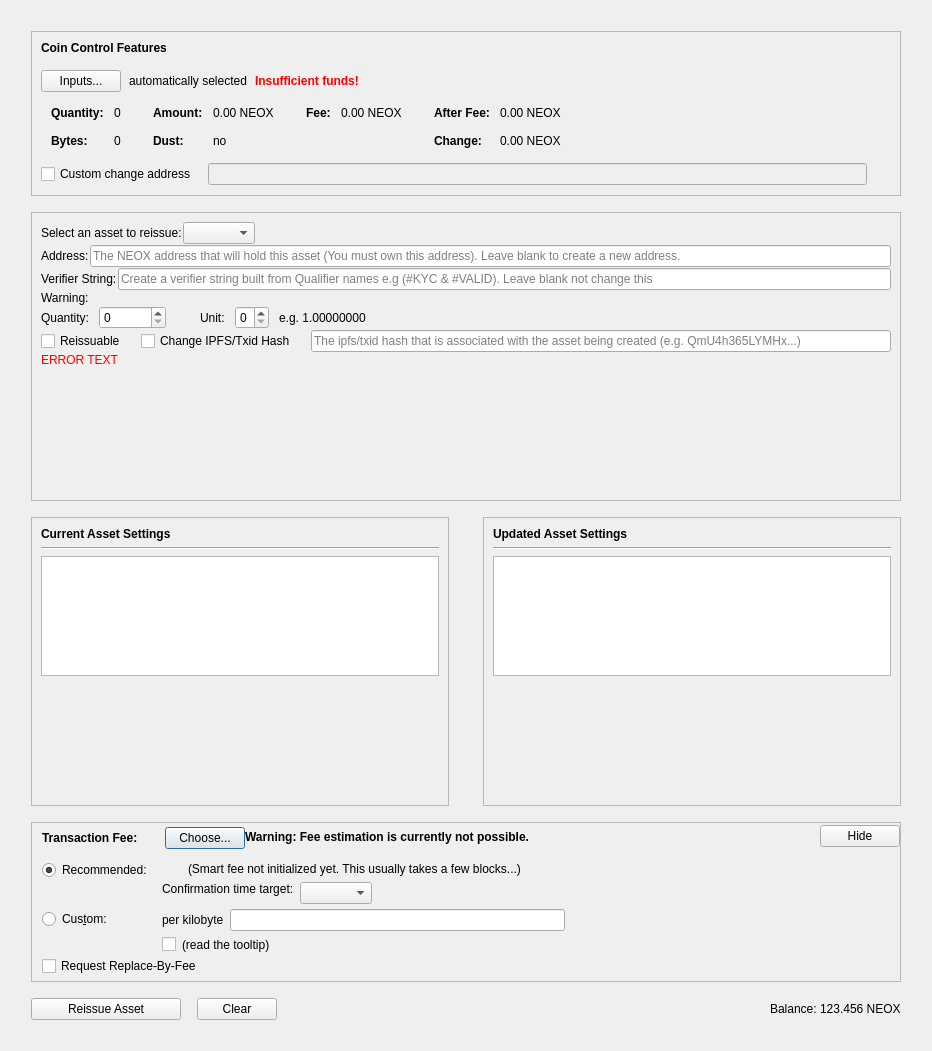
First picture: the form in src/qt/forms/reissueassetdialog.ui, repository Cryptic-dev1/Akitacoin, before the edit.
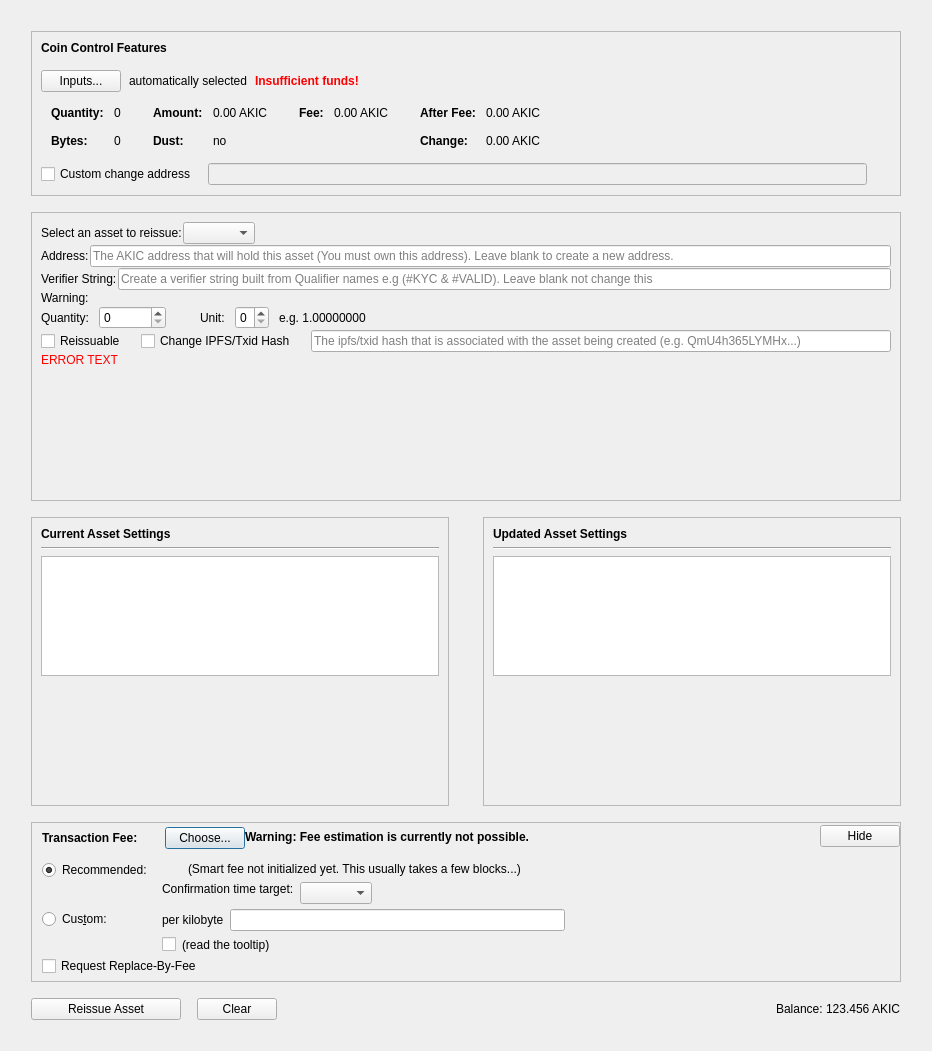
Second picture: the form after the edit. Custom widgets are drawn as their Qt base class.

Patch:
```diff
--- a/src/qt/forms/reissueassetdialog.ui
+++ b/src/qt/forms/reissueassetdialog.ui
@@ -320,7 +320,7 @@
                     <enum>Qt::ActionsContextMenu</enum>
                    </property>
                    <property name="text">
-                    <string notr="true">0.00 NEOX</string>
+                    <string notr="true">0.00 AKIC</string>
                    </property>
                    <property name="textInteractionFlags">
                     <set>Qt::LinksAccessibleByMouse|Qt::TextSelectableByKeyboard|Qt::TextSelectableByMouse</set>
@@ -400,7 +400,7 @@
                     <enum>Qt::ActionsContextMenu</enum>
                    </property>
                    <property name="text">
-                    <string notr="true">0.00 NEOX</string>
+                    <string notr="true">0.00 AKIC</string>
                    </property>
                    <property name="textInteractionFlags">
                     <set>Qt::LinksAccessibleByMouse|Qt::TextSelectableByKeyboard|Qt::TextSelectableByMouse</set>
@@ -451,7 +451,7 @@
                     <enum>Qt::ActionsContextMenu</enum>
                    </property>
                    <property name="text">
-                    <string notr="true">0.00 NEOX</string>
+                    <string notr="true">0.00 AKIC</string>
                    </property>
                    <property name="textInteractionFlags">
                     <set>Qt::LinksAccessibleByMouse|Qt::TextSelectableByKeyboard|Qt::TextSelectableByMouse</set>
@@ -480,7 +480,7 @@
                     <enum>Qt::ActionsContextMenu</enum>
                    </property>
                    <property name="text">
-                    <string notr="true">0.00 NEOX</string>
+                    <string notr="true">0.00 AKIC</string>
                    </property>
                    <property name="textInteractionFlags">
                     <set>Qt::LinksAccessibleByMouse|Qt::TextSelectableByKeyboard|Qt::TextSelectableByMouse</set>
@@ -648,7 +648,7 @@
                <string/>
               </property>
               <property name="placeholderText">
-               <string>The NEOX address that will hold this asset (You must own this address). Leave blank to create a new address.</string>
+               <string>The AKIC address that will hold this asset (You must own this address). Leave blank to create a new address.</string>
               </property>
              </widget>
             </item>
@@ -1566,7 +1566,7 @@
          <item>
           <widget class="QLabel" name="labelBalance">
            <property name="text">
-            <string>123.456 NEOX</string>
+            <string>123.456 AKIC</string>
            </property>
           </widget>
          </item>
```
Left out of the diff: 10 changed lines with no effect on the pictures.
